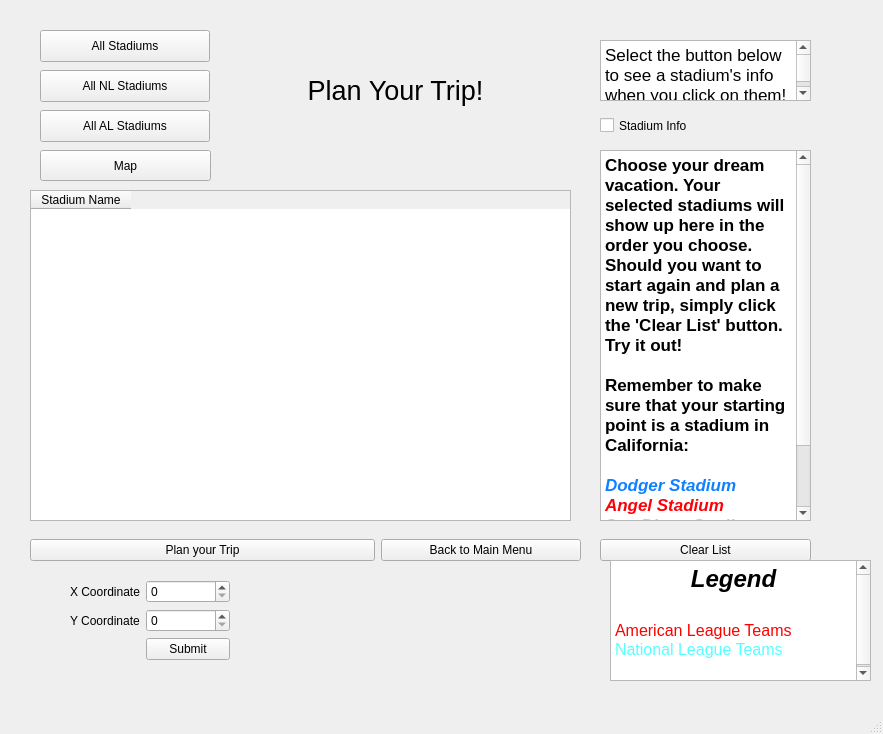
Old version of the form mainwindow.ui in the repository WinterCS003/Project-2.
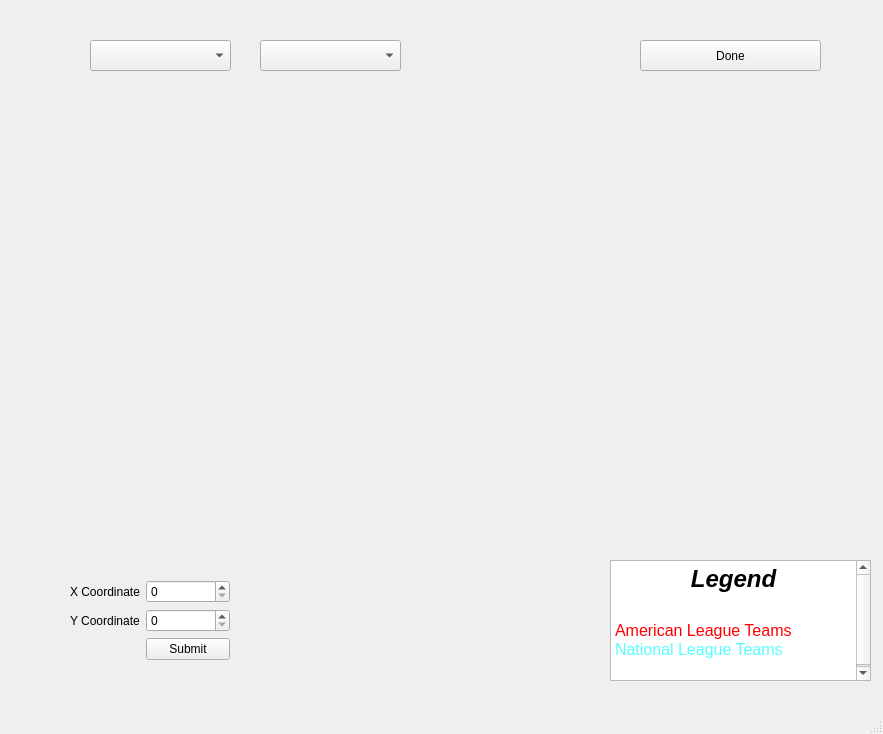
New version of the form. The open tabs and pages were chosen to show the change. Icons and pictures are not drawn.

Commit message: added path viewer

What changed in the file:
```diff
--- a/mainwindow.ui
+++ b/mainwindow.ui
@@ -128,10 +128,10 @@
      <widget class="QLabel" name="custWelcomeLabel">
       <property name="geometry">
        <rect>
-        <x>240</x>
-        <y>0</y>
-        <width>291</width>
-        <height>181</height>
+        <x>30</x>
+        <y>20</y>
+        <width>541</width>
+        <height>121</height>
        </rect>
       </property>
       <property name="text">
@@ -141,8 +141,8 @@
      <widget class="QPushButton" name="allNLStadiumsButton">
       <property name="geometry">
        <rect>
-        <x>30</x>
-        <y>70</y>
+        <x>220</x>
+        <y>110</y>
         <width>170</width>
         <height>32</height>
        </rect>
@@ -154,7 +154,7 @@
      <widget class="QPushButton" name="allALStadiumsButton">
       <property name="geometry">
        <rect>
-        <x>30</x>
+        <x>410</x>
         <y>110</y>
         <width>170</width>
         <height>32</height>
@@ -168,7 +168,7 @@
       <property name="geometry">
        <rect>
         <x>30</x>
-        <y>30</y>
+        <y>110</y>
         <width>170</width>
         <height>32</height>
        </rect>
@@ -1058,6 +1058,67 @@
       </property>
      </widget>
     </widget>
+    <widget class="QWidget" name="PathViewer">
+     <widget class="QLabel" name="pathMap">
+      <property name="geometry">
+       <rect>
+        <x>110</x>
+        <y>120</y>
+        <width>640</width>
+        <height>416</height>
+       </rect>
+      </property>
+      <property name="text">
+       <string/>
+      </property>
+     </widget>
+     <widget class="QPushButton" name="pathView_DoneButton">
+      <property name="geometry">
+       <rect>
+        <x>630</x>
+        <y>40</y>
+        <width>181</width>
+        <height>31</height>
+       </rect>
+      </property>
+      <property name="text">
+       <string>Done</string>
+      </property>
+     </widget>
+     <widget class="QComboBox" name="pathViewCombo_1">
+      <property name="geometry">
+       <rect>
+        <x>80</x>
+        <y>40</y>
+        <width>141</width>
+        <height>31</height>
+       </rect>
+      </property>
+     </widget>
+     <widget class="QComboBox" name="pathViewCombo_2">
+      <property name="geometry">
+       <rect>
+        <x>250</x>
+        <y>40</y>
+        <width>141</width>
+        <height>31</height>
+       </rect>
+      </property>
+     </widget>
+     <widget class="QLabel" name="pathViewLabel">
+      <property name="geometry">
+       <rect>
+        <x>80</x>
+        <y>70</y>
+        <width>721</width>
+        <height>31</height>
+       </rect>
+      </property>
+      <property name="text">
+       <string/>
+      </property>
+     </widget>
+    </widget>
    </widget>
    <widget class="QWidget" name="formLayoutWidget">
     <property name="geometry">
```
Left out of the diff: 15 changed lines with no effect on the pictures. The commit also changes 4 other files.
